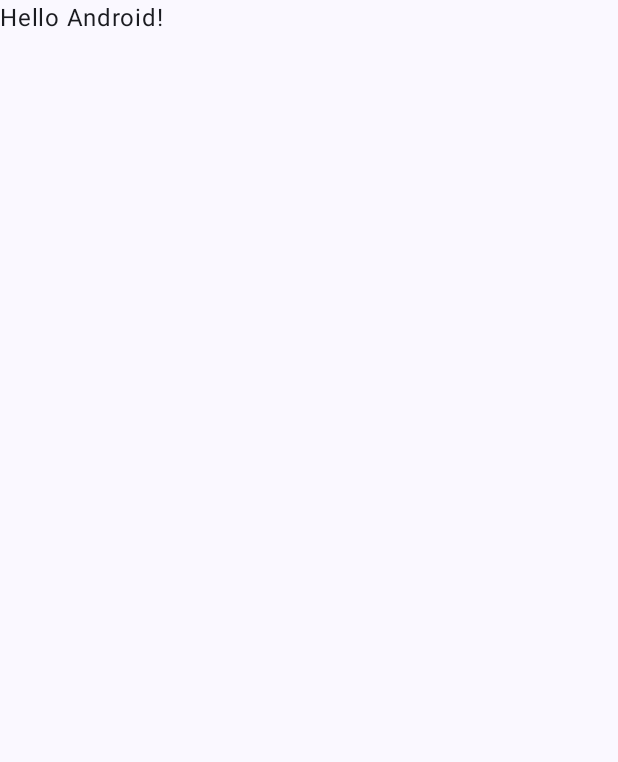
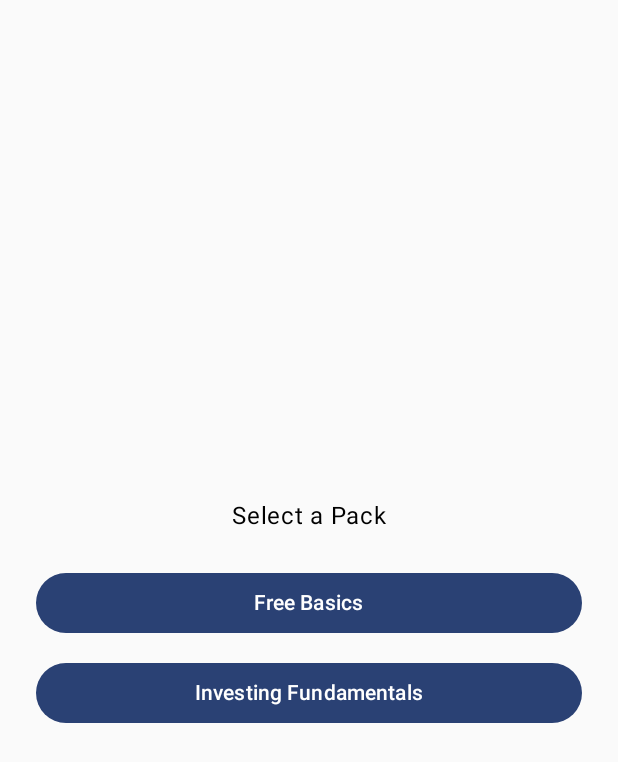
Before and after one commit to georgiaboi23-dot/abc-financial-app, an Android app built with Jetpack Compose: the screen it shows after launch (MainActivity), on a phone screen of 412 x 824 dp. Before the commit the part shown is almost empty. Shown: the top 762 px of the screen. Run offline under Robolectric (Android 15) with nearby library versions, the light colour scheme and no system bars.

Commit message:
MVP candidate
Added basic screen functionality, clean revenue path, revenue architecture added

```diff
--- a/app/build.gradle.kts
+++ b/app/build.gradle.kts
@@ -14,7 +14,7 @@ android {
         minSdk = 26
         targetSdk = 36
         versionCode = 1
-        versionName = "1.0"
+        versionName = "0.0.1"
 
         testInstrumentationRunner = "androidx.test.runner.AndroidJUnitRunner"
     }
@@ -46,6 +46,7 @@ dependencies {
     implementation(libs.androidx.compose.ui.graphics)
     implementation(libs.androidx.compose.ui.tooling.preview)
     implementation(libs.androidx.compose.material3)
+    implementation("androidx.navigation:navigation-compose:2.9.7")
     testImplementation(libs.junit)
     androidTestImplementation(libs.androidx.junit)
     androidTestImplementation(libs.androidx.espresso.core)
--- a/app/src/main/java/com/wovenminds/abc_financial_app/MainActivity.kt
+++ b/app/src/main/java/com/wovenminds/abc_financial_app/MainActivity.kt
@@ -11,6 +11,7 @@ import androidx.compose.material3.Text
 import androidx.compose.runtime.Composable
 import androidx.compose.ui.Modifier
 import androidx.compose.ui.tooling.preview.Preview
+import com.wovenminds.abc_financial_app.ui.AppNavigation
 import com.wovenminds.abc_financial_app.ui.theme.AbcfinancialappTheme
 
 class MainActivity : ComponentActivity() {
@@ -19,12 +20,7 @@ class MainActivity : ComponentActivity() {
         enableEdgeToEdge()
         setContent {
             AbcfinancialappTheme {
-                Scaffold(modifier = Modifier.fillMaxSize()) { innerPadding ->
-                    Greeting(
-                        name = "Android",
-                        modifier = Modifier.padding(innerPadding)
-                    )
-                }
+                AppNavigation()
             }
         }
     }
--- /dev/null
+++ b/app/src/main/java/com/wovenminds/abc_financial_app/game/Question.kt
@@ -0,0 +1,7 @@
+package com.wovenminds.abc_financial_app.game
+
+data class Question(
+    val prompt: String,
+    val options: List<String>,
+    val correctAnswer: String
+)
--- /dev/null
+++ b/app/src/main/java/com/wovenminds/abc_financial_app/game/QuestionPack.kt
@@ -0,0 +1,8 @@
+package com.wovenminds.abc_financial_app.game
+
+data class QuestionPack (
+    val id: String,
+    val title: String,
+    val isPremium:Boolean,
+    val questions: List<Question>
+)
--- /dev/null
+++ b/app/src/main/java/com/wovenminds/abc_financial_app/game/QuestionRepository.kt
@@ -0,0 +1,22 @@
+package com.wovenminds.abc_financial_app.game
+
+object QuestionRepository
+{
+    val freePack = QuestionPack(id = "free_pack",
+        title = "Free Basics",
+        isPremium = false,
+        questions = listOf(Question(prompt = "What does ROI stand for?",
+            options = listOf("Return on Investment", "Rate of Income","Revenue on Interest"),
+            "Return on Investment")))
+    val premiumPack = QuestionPack(id = "premium_investing",
+        title = "Investing Fundamentals",
+        isPremium = true,
+        questions = listOf(Question(prompt="What is diversification?",
+            options = listOf("Putting all money in one stock", "Spreading investments", "Selling everything"),
+            correctAnswer = "Spreading investments")))
+    fun getAllPacks(): List<QuestionPack>
+    {
+        return listOf(freePack,premiumPack)
+    }
+
+}
--- /dev/null
+++ b/app/src/main/java/com/wovenminds/abc_financial_app/ui/AppNavigation.kt
@@ -0,0 +1,26 @@
+package com.wovenminds.abc_financial_app.ui
+
+import androidx.compose.runtime.Composable
+import androidx.navigation.compose.NavHost
+import androidx.navigation.compose.composable
+import androidx.navigation.compose.rememberNavController
+import com.wovenminds.abc_financial_app.game.QuestionPack
+
+@Composable
+fun AppNavigation() {
+    val navController = rememberNavController()
+
+    NavHost(navController = navController, startDestination = "packs")
+    {
+        composable("home") {
+            HomeScreen( onStartGame = { navController.navigate("game")})
+        }
+        composable("game"){
+            GameScreen()
+        }
+        composable("packs")
+        {
+            PackSelectionScreen(onPackSelected = { pack -> navController.navigate("game")})
+        }
+    }
+}
--- /dev/null
+++ b/app/src/main/java/com/wovenminds/abc_financial_app/ui/PackSelectionScreen.kt
@@ -0,0 +1,29 @@
+package com.wovenminds.abc_financial_app.ui
+
+import androidx.compose.foundation.layout.*
+import androidx.compose.foundation.layout.Arrangement
+import androidx.compose.material3.*
+import androidx.compose.runtime.Composable
+import androidx.compose.ui.Alignment
+import androidx.compose.ui.Modifier
+import androidx.compose.ui.unit.dp
+import com.wovenminds.abc_financial_app.game.QuestionRepository
+
+@Composable
+fun PackSelectionScreen( onPackSelected:(com.wovenminds.abc_financial_app.game.QuestionPack) -> Unit)
+{
+    val packs= QuestionRepository.getAllPacks()
+    Column(modifier = Modifier.fillMaxSize().padding(24.dp), verticalArrangement = Arrangement.Center,
+        horizontalAlignment = Alignment.CenterHorizontally)
+    {
+        Text(text="Select a Pack")
+        Spacer(modifier = Modifier.height(16.dp))
+
+        packs.forEach{ pack ->  Button(onClick = {onPackSelected(pack)},
+            modifier = Modifier.fillMaxWidth().padding(vertical = 6.dp))
+            {
+                Text(text = pack.title)
+            }
+        }
+    }
+}
```
Also changed, not shown: app/src/main/java/com/wovenminds/abc_financial_app/game/GameState.kt (added, +10 -0 lines), app/src/main/java/com/wovenminds/abc_financial_app/game/GameViewModel.kt (added, +70 -0 lines), app/src/main/java/com/wovenminds/abc_financial_app/ui/GameScreen.kt (added, +17 -0 lines), app/src/main/java/com/wovenminds/abc_financial_app/ui/HomeScreen.kt (added, +24 -0 lines).
